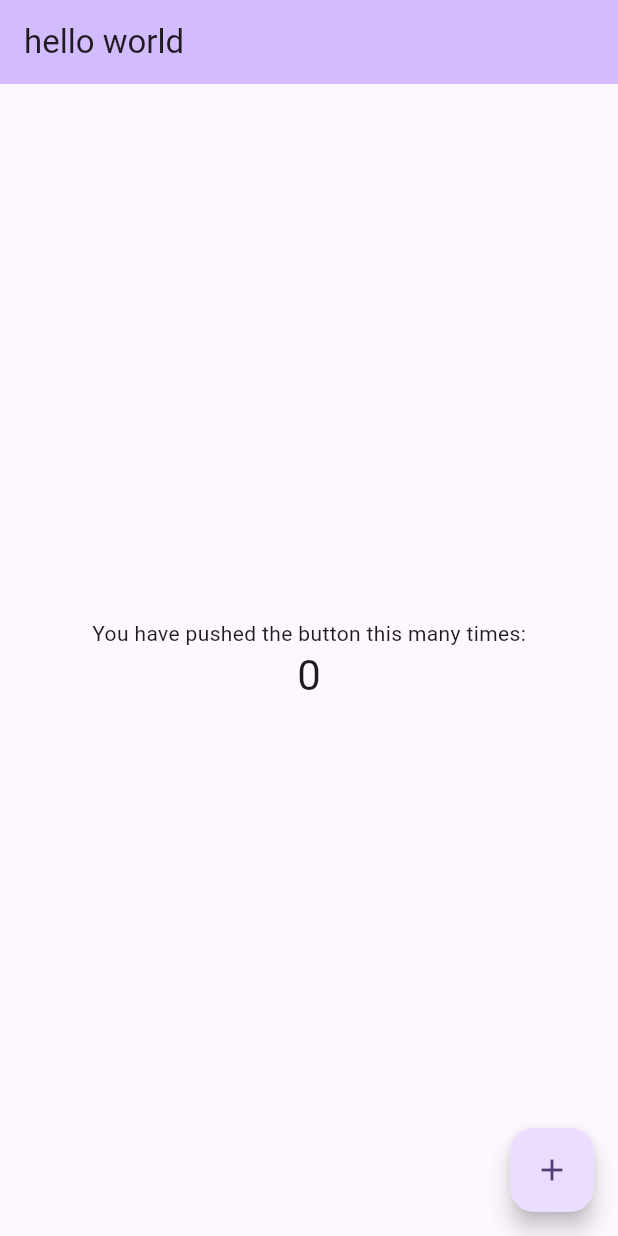
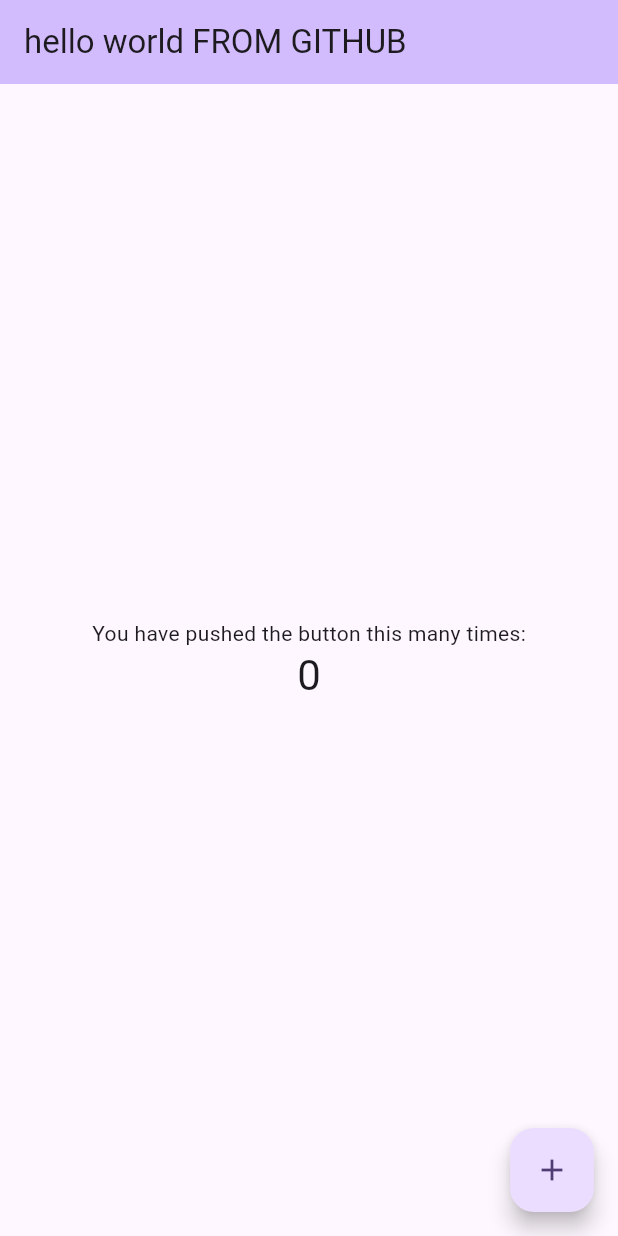
Before and after one commit to codywhunt/my_flutter_app, a Flutter app: the screen it shows after launch, on a phone screen of 412 x 824 dp. Run offline on Flutter 3.47's test engine with Material 3 defaults, Android fonts, the phone set to English and light mode, and no system bars.

Commit message:
Update appbar title in main.dart to 'hello world FROM GITHUB'

```diff
--- a/lib/main.dart
+++ b/lib/main.dart
@@ -83,7 +83,7 @@ class _MyHomePageState extends State<MyHomePage> {
         backgroundColor: Theme.of(context).colorScheme.inversePrimary,
         // Here we take the value from the MyHomePage object that was created by
         // the App.build method, and use it to set our appbar title.
-        title: Text('hello world'),
+        title: Text('hello world FROM GITHUB'),
       ),
       body: Center(
         // Center is a layout widget. It takes a single child and positions it
```
